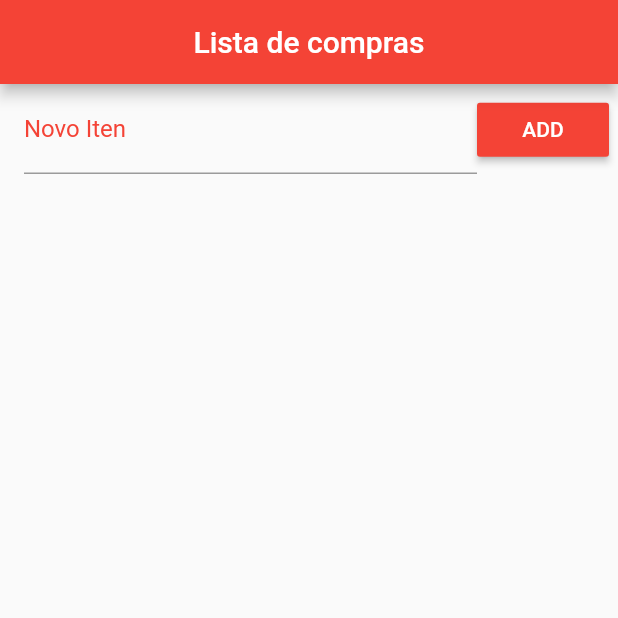
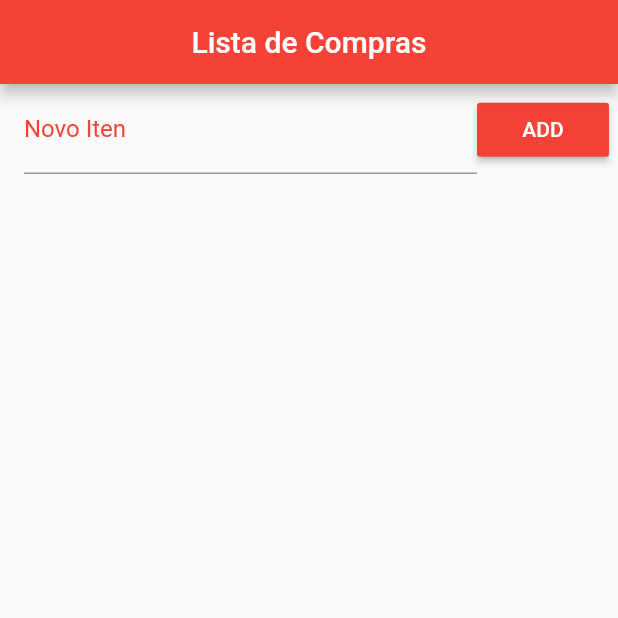
Before and after one commit to ramonabreu-cdev/lista_compras, a Flutter app: the screen it shows after launch, on a phone screen of 412 x 824 dp, the top half of it. Run offline on Flutter 3.47's test engine with Material 2 defaults, Android fonts, the phone set to English and light mode, and no system bars.

Commit message:
Update main.dart

```diff
--- a/lib/main.dart
+++ b/lib/main.dart
@@ -39,7 +39,7 @@ class _HomeState extends State<Home> {
   Widget build(BuildContext context) {
     return Scaffold(
       appBar: AppBar(
-        title: Text("Lista de compras"),
+        title: Text("Lista de Compras"),
         backgroundColor: Colors.red,
         centerTitle: true,
       ),
```
